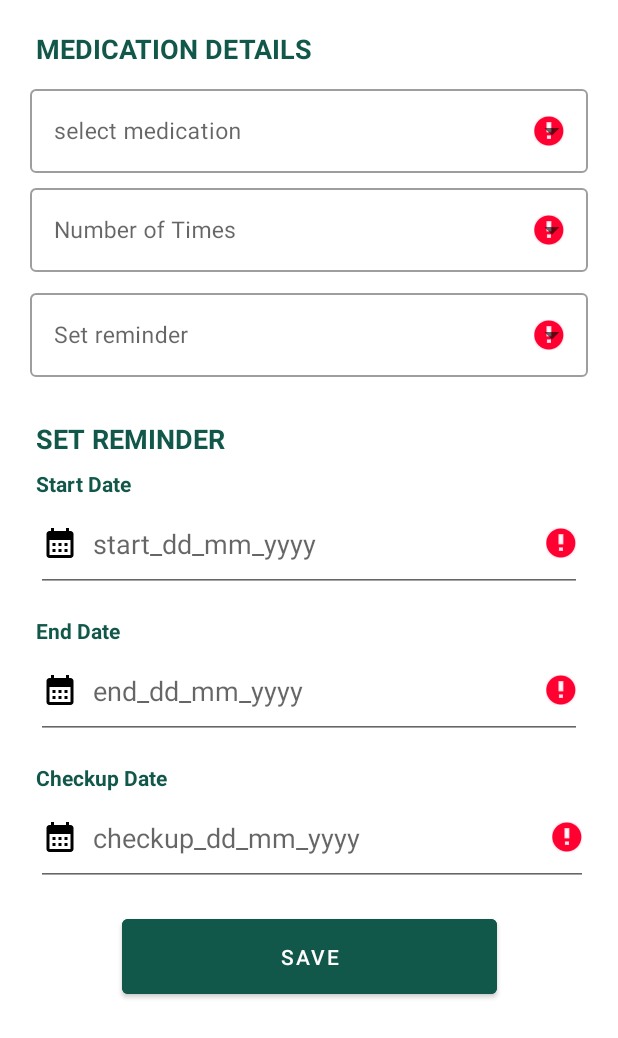
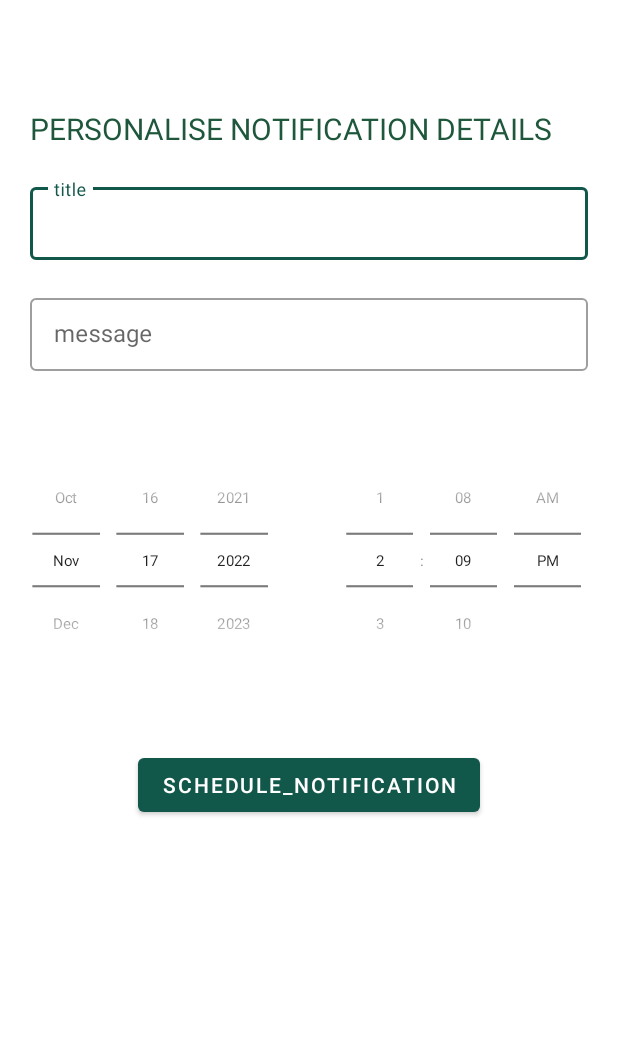
Before and after one commit to akirachix/CareMark, an Android app: the MedicationSetupActivity screen opened directly, with no data from a screen before it, after a tap on "SAVE", on a phone screen of 412 x 824 dp. Shown: the top 1038 px of the screen. Run offline under Robolectric (Android 15) with nearby library versions, the phone set to English and light mode, and no system bars.

Commit message:
notification

```diff
--- a/app/src/main/java/com/example/caremark/ui/LoginActivity.kt
+++ b/app/src/main/java/com/example/caremark/ui/LoginActivity.kt
@@ -28,10 +28,10 @@ class LoginActivity : AppCompatActivity() {
 
         sharedPrefs=getSharedPreferences("CAREMARK_PREFS", MODE_PRIVATE)
         val accessToken = sharedPrefs.getString("ACCESS_TOKEN","")
-
-
         binding.btnLogin.setOnClickListener{
             validateForm()
+            startActivity(Intent(baseContext, MedicationSetupActivity::class.java))
+//            finish()
 //            finish()
 
         }
@@ -53,8 +53,6 @@ class LoginActivity : AppCompatActivity() {
         userViewModel.loginResponseLivedata.observe(this, Observer {loginResponse->Toast.makeText(baseContext, "Welcome to CareMark", Toast.LENGTH_LONG).show()
             saveLoginDetails(loginResponse!!)
 
-            startActivity(Intent(baseContext, MedicationSetupActivity::class.java))
-            finish()
         })
         userViewModel.loginErrorLiveData.observe(this, Observer{ error->
             Toast.makeText(baseContext, "Unable to Login",Toast.LENGTH_LONG).show()
--- a/app/src/main/java/com/example/caremark/ui/MedicationSetupActivity.kt
+++ b/app/src/main/java/com/example/caremark/ui/MedicationSetupActivity.kt
@@ -31,6 +31,7 @@ class MedicationSetupActivity : AppCompatActivity(){
         getNoOfTimes()
         getTime()
         getDate()
+        SaveMedication()
     }
 
 
@@ -101,19 +102,16 @@ class MedicationSetupActivity : AppCompatActivity(){
             }, hour,minutes,false).show()
         }
     }
-
-    override fun onResume() {
-        super.onResume()
+    fun SaveMedication(){
         binding.btnSaveMedicationDetails.setOnClickListener {
-            validateAddcontact()
-//            val intent = Intent(this, HomeActivity::class.java)
-//            startActivity(intent)
+            validateAddMedication()
+           val intent= Intent(this,ReminderActivity::class.java)
+            startActivity(intent)
         }
-
     }
 
 
-    fun validateAddcontact(){
+    fun validateAddMedication(){
         var error = false
         var medicationName=binding.etName.text.toString()
         var time=binding.etReminder.text.toString()
@@ -149,7 +147,6 @@ class MedicationSetupActivity : AppCompatActivity(){
         }
 
         if(!error){
-            startActivity(Intent(this, HomeActivity::class.java))
             var medication= Medication(
                 medicationId = 0, medicationName = medicationName,
                 time =time,
--- /dev/null
+++ b/app/src/main/java/com/example/caremark/ui/ReminderActivity.kt
@@ -0,0 +1,100 @@
+package com.example.caremark.ui
+
+import android.app.*
+import android.content.Context
+import android.content.Intent
+import android.os.Build
+import androidx.appcompat.app.AppCompatActivity
+import android.os.Bundle
+import androidx.annotation.RequiresApi
+
+import com.example.caremark.databinding.ActivityReminderBinding
+import java.util.*
+
+class ReminderActivity : AppCompatActivity() {
+    private lateinit var binding : ActivityReminderBinding
+
+    @RequiresApi(Build.VERSION_CODES.O)
+    override fun onCreate(savedInstanceState: Bundle?) {
+        super.onCreate(savedInstanceState)
+        binding = ActivityReminderBinding.inflate(layoutInflater)
+        setContentView(binding.root)
+        createNotificationChannel()
+
+        binding.submitButton.setOnClickListener { scheduleNotification()
+                        startActivity(Intent(this, HomeActivity::class.java))
+        }
+//            startActivity(Intent(this, HomeActivity::class.java))
+
+
+    }
+
+    @RequiresApi(Build.VERSION_CODES.M)
+    private fun scheduleNotification()
+    {
+        val intent = Intent(applicationContext, Notification::class.java)
+        val title = binding.titleET.text.toString()
+        val message = binding.messageET.text.toString()
+        intent.putExtra(titleExtra, title)
+        intent.putExtra(messageExtra, message)
+
+        val pendingIntent = PendingIntent.getBroadcast(
+            applicationContext,
+            notificationID,
+            intent,
+            PendingIntent.FLAG_IMMUTABLE or PendingIntent.FLAG_UPDATE_CURRENT
+        )
+
+        val alarmManager = getSystemService(Context.ALARM_SERVICE) as AlarmManager
+        val time = getTime()
+        alarmManager.setExactAndAllowWhileIdle(
+            AlarmManager.RTC_WAKEUP,
+            time,
+            pendingIntent
+        )
+        showAlert(time, title, message)
+    }
+
+    private fun showAlert(time: Long, title: String, message: String)
+    {
+        val date = Date(time)
+        val dateFormat = android.text.format.DateFormat.getLongDateFormat(applicationContext)
+        val timeFormat = android.text.format.DateFormat.getTimeFormat(applicationContext)
+
+        AlertDialog.Builder(this)
+            .setTitle("Notification Scheduled")
+            .setMessage(
+                "Title: " + title +
+                        "\nMessage: " + message +
+                        "\nAt: " + dateFormat.format(date) + " " + timeFormat.format(date))
+            .setPositiveButton("Okay"){_,_ ->}
+            .show()
+    }
+
+    @RequiresApi(Build.VERSION_CODES.M)
+    private fun getTime(): Long
+    {
+        val minute = binding.timePicker.minute
+        val hour = binding.timePicker.hour
+        val day = binding.datePicker.dayOfMonth
+        val month = binding.datePicker.month
+        val year = binding.datePicker.year
+
+        val calendar = Calendar.getInstance()
+        calendar.set(year, month, day, hour, minute)
+        return calendar.timeInMillis
+    }
+
+    @RequiresApi(Build.VERSION_CODES.O)
+    private fun createNotificationChannel()
+    {
+        val name = "Notify Channel"
+        val desc = "A Description of the Channel"
+        val importance = NotificationManager.IMPORTANCE_DEFAULT
+        val channel = NotificationChannel(channelID,name, importance)
+        channel.description = desc
+        val notificationManager = getSystemService(NOTIFICATION_SERVICE) as NotificationManager
+        notificationManager.createNotificationChannel(channel)
+    }
+
+}
--- /dev/null
+++ b/app/src/main/res/layout/activity_reminder.xml
@@ -0,0 +1,91 @@
+<?xml version="1.0" encoding="utf-8"?>
+<!--<androidx.constraintlayout.widget.ConstraintLayout xmlns:android="http://schemas.android.com/apk/res/android"-->
+<LinearLayout xmlns:app="http://schemas.android.com/apk/res-auto"
+    xmlns:tools="http://schemas.android.com/tools"
+    xmlns:android="http://schemas.android.com/apk/res/android"
+    android:layout_width="match_parent"
+    android:layout_height="match_parent"
+    android:orientation="vertical"
+    tools:context=".ui.ReminderActivity">
+
+    <com.google.android.material.textview.MaterialTextView
+        android:id="@+id/tvPersonalise"
+        android:layout_width="match_parent"
+        android:layout_height="wrap_content"
+
+        android:layout_marginStart="20dp"
+        android:layout_marginTop="72dp"
+        android:text="PERSONALISE NOTIFICATION DETAILS"
+        android:textSize="20sp"
+        android:textStyle="normal"
+        android:textColor="@color/button_color"/>
+
+    <com.google.android.material.textfield.TextInputLayout
+        android:layout_width="match_parent"
+        android:layout_height="wrap_content"
+        android:paddingHorizontal="20dp"
+        android:layout_marginTop="20dp"
+        style="@style/Widget.MaterialComponents.TextInputLayout.OutlinedBox.Dense">
+
+        <com.google.android.material.textfield.TextInputEditText
+            android:id="@+id/titleET"
+            android:layout_width="match_parent"
+            android:layout_height="wrap_content"
+            android:hint="title" />
+    </com.google.android.material.textfield.TextInputLayout>
+
+    <com.google.android.material.textfield.TextInputLayout
+        android:layout_width="match_parent"
+        android:layout_height="wrap_content"
+        android:paddingHorizontal="20dp"
+        android:layout_marginTop="20dp"
+        style="@style/Widget.MaterialComponents.TextInputLayout.OutlinedBox.Dense">
+
+        <com.google.android.material.textfield.TextInputEditText
+            android:id="@+id/messageET"
+            android:layout_width="match_parent"
+            android:layout_height="wrap_content"
+            android:hint="message" />
+
+    </com.google.android.material.textfield.TextInputLayout>
+
+    <LinearLayout
+        android:layout_width="match_parent"
+        android:layout_height="wrap_content"
+        android:layout_marginTop="20dp">
+
+        <DatePicker
+            android:id="@+id/datePicker"
+            android:layout_width="0dp"
+            android:layout_weight="1"
+            android:layout_height="wrap_content"
+            android:datePickerMode="spinner"
+            android:calendarViewShown="false"
+            android:layout_gravity="center"
+            android:scaleY="0.7"
+            android:scaleX="0.7"
+            android:layout_marginLeft="-30dp"
+            android:layout_marginRight="-30dp"
+            />
+        <TimePicker
+            android:id="@+id/timePicker"
+            android:layout_width="0dp"
+            android:layout_weight="1"
+            android:layout_height="wrap_content"
+            android:timePickerMode="spinner"
+            android:layout_gravity="center"
+            android:scaleY="0.7"
+            android:scaleX="0.7"
+            android:layout_marginLeft="-30dp"
+            android:layout_marginRight="-30dp"/>
+    </LinearLayout>
+
+    <Button
+        android:id="@+id/submitButton"
+        android:layout_marginTop="20dp"
+        android:layout_gravity="center"
+        android:text="schedule_notification"
+        android:layout_width="wrap_content"
+        android:layout_height="wrap_content"/>
+
+</LinearLayout>
```
Also changed, not shown: app/src/main/AndroidManifest.xml (+16 -0 lines), app/src/main/java/com/example/caremark/ui/Notifications.kt (added, +35 -0 lines).
